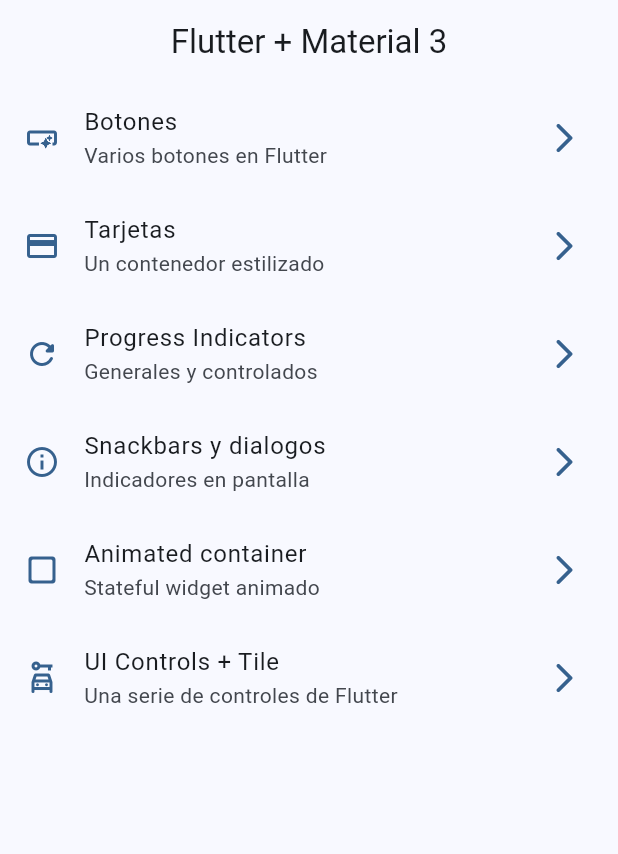
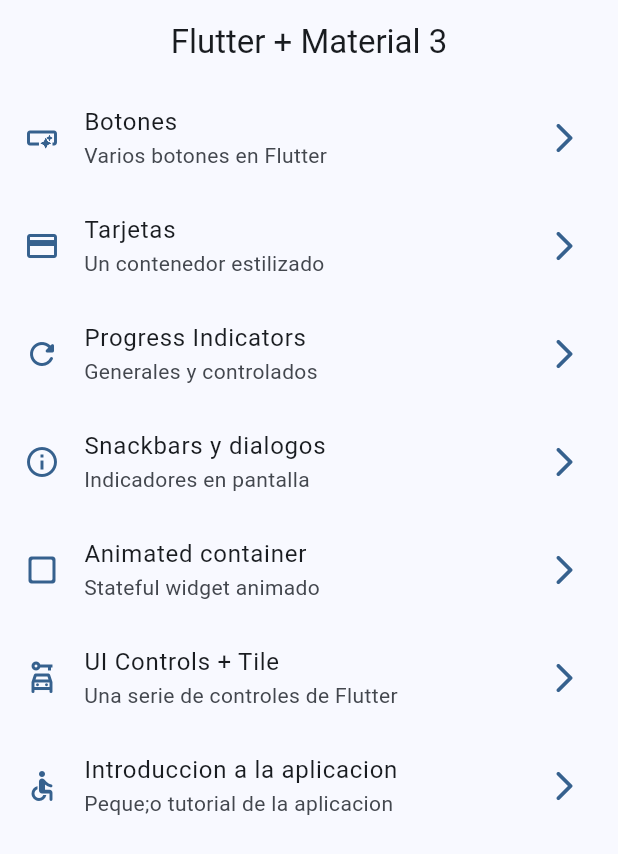
Before and after one commit to LuisHernandez1611681/widgets_app, a Flutter app: the screen it shows after launch, on a phone screen of 412 x 824 dp. Shown: the top 854 px of the screen. Run offline on Flutter 3.47's test engine with Material 3 defaults, Android fonts, the phone set to English and light mode, and no system bars; our stand-ins replace go_router.

Commit message:
Tutorial screen added

```diff
--- a/lib/config/menu/menu_items.dart
+++ b/lib/config/menu/menu_items.dart
@@ -49,5 +49,11 @@ const appMenuItems = <MenuItem>[
     subTitle: 'Una serie de controles de Flutter',
     link: '/ui-controls',
     icon: Icons.car_rental_outlined
+  ),
+  MenuItem(
+    title: 'Introduccion a la aplicacion',
+    subTitle: 'Peque;o tutorial de la aplicacion',
+    link: '/tutorial',
+    icon: Icons.accessible_rounded
   )
 ];
--- a/lib/config/router/app_router.dart
+++ b/lib/config/router/app_router.dart
@@ -45,6 +45,12 @@ final appRouter = GoRouter(
       path: '/ui-controls',
       name: UiControlsScreen.name,
       builder: (context, state) => const UiControlsScreen()
+    ),
+
+    GoRoute(
+      path: '/tutorial',
+      name: AppTutorialScreen.name,
+      builder: (context, state) => const AppTutorialScreen()
     )
   ],
 );
```
